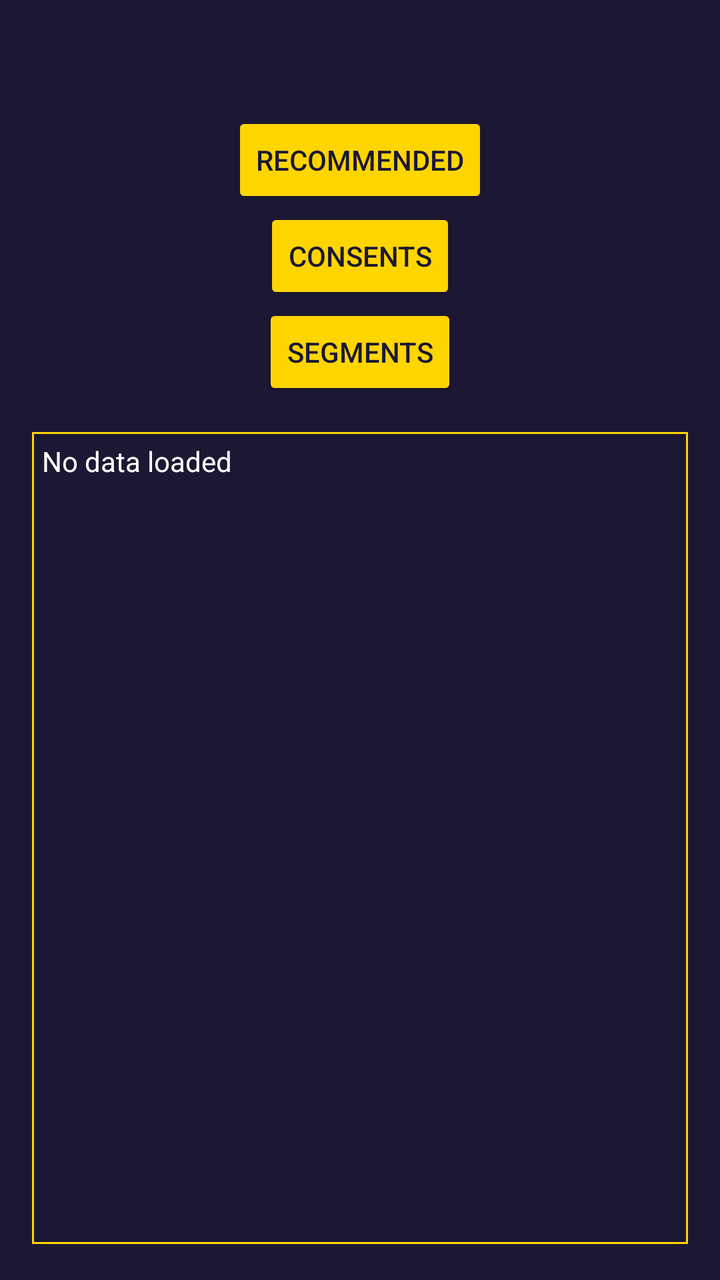
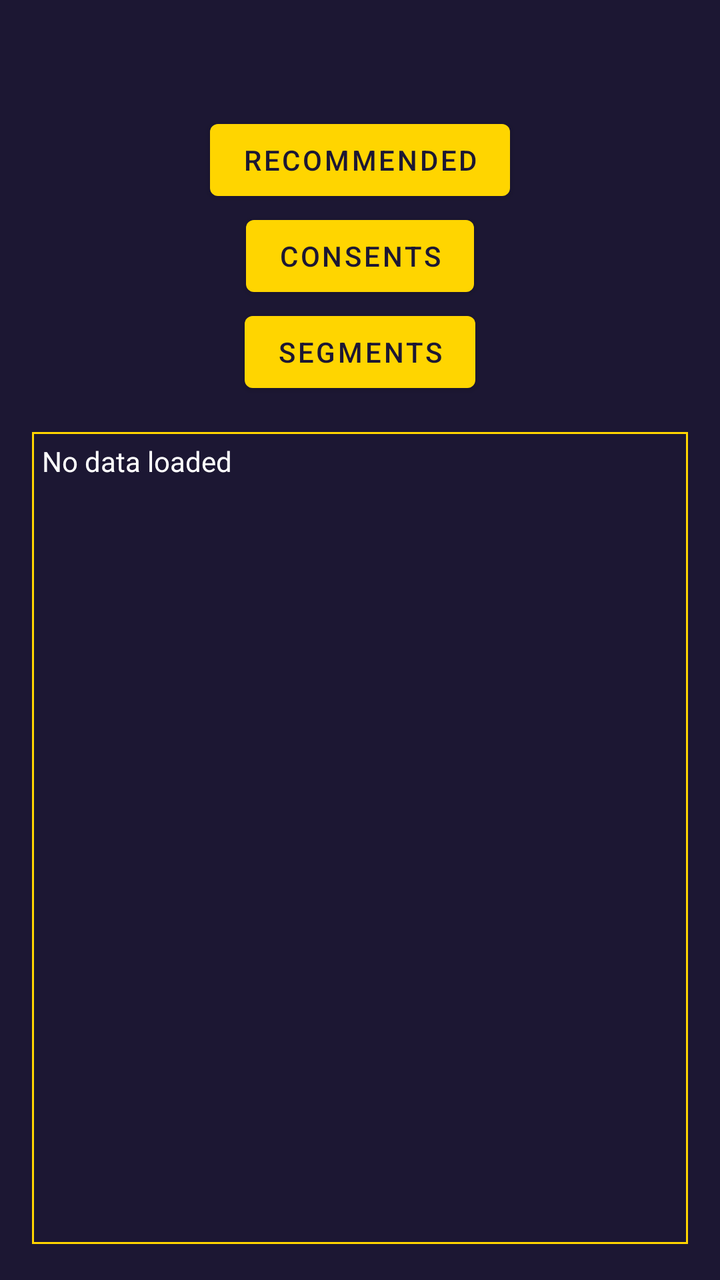

Before-and-after screenshots of an Android layout around one commit, followed by the original layout XML and the change that was made.
<!-- AndroidManifest.xml: application theme AppTheme -->
<!-- res/layout/fragment_fetch.xml -->
<?xml version="1.0" encoding="utf-8"?>
<androidx.constraintlayout.widget.ConstraintLayout xmlns:android="http://schemas.android.com/apk/res/android"
    xmlns:app="http://schemas.android.com/apk/res-auto"
    xmlns:tools="http://schemas.android.com/tools"
    android:layout_width="match_parent"
    android:layout_height="match_parent"
    tools:context=".view.MainActivity">

    <ProgressBar
        android:id="@+id/progressBar"
        style="?android:attr/progressBarStyle"
        android:layout_width="wrap_content"
        android:layout_height="wrap_content"
        android:layout_marginTop="8dp"
        android:visibility="invisible"
        app:layout_constraintEnd_toEndOf="parent"
        app:layout_constraintStart_toStartOf="parent"
        app:layout_constraintTop_toTopOf="parent" />

    <LinearLayout
        android:id="@+id/buttonsContainer"
        android:layout_width="match_parent"
        android:layout_height="wrap_content"
        android:orientation="vertical"
        android:paddingStart="@dimen/content_margin"
        android:paddingEnd="@dimen/content_margin"
        android:gravity="center"
        app:layout_constraintStart_toStartOf="parent"
        app:layout_constraintEnd_toEndOf="parent"
        app:layout_constraintTop_toBottomOf="@+id/progressBar">

        <Button
            android:id="@+id/recommendationsButton"
            android:layout_width="wrap_content"
            android:layout_height="wrap_content"
            android:text="Recommended"
            android:theme="@style/AppButton" />


        <Button
            android:id="@+id/consentsButton"
            android:layout_width="wrap_content"
            android:layout_height="wrap_content"
            android:text="Consents"
            android:theme="@style/AppButton" />

        <Button
            android:id="@+id/segmentationButton"
            android:layout_width="wrap_content"
            android:layout_height="wrap_content"
            android:text="Segments"
            android:theme="@style/AppButton" />

    </LinearLayout>

    <FrameLayout
        android:layout_width="0dp"
        android:layout_height="0dp"
        android:layout_margin="@dimen/content_margin"
        android:layout_marginBottom="@dimen/content_margin"
        android:background="@drawable/borders_rect"
        app:layout_constraintBottom_toBottomOf="parent"
        app:layout_constraintEnd_toEndOf="parent"
        app:layout_constraintHorizontal_bias="0.0"
        app:layout_constraintStart_toStartOf="parent"
        app:layout_constraintTop_toBottomOf="@+id/buttonsContainer">

        <androidx.core.widget.NestedScrollView
            android:layout_width="match_parent"
            android:layout_height="match_parent"
            android:layout_margin="5dp">

            <TextView
                android:id="@+id/resultTextView"
                android:layout_width="match_parent"
                android:layout_height="match_parent"
                android:text="No data loaded" />

        </androidx.core.widget.NestedScrollView>

    </FrameLayout>

</androidx.constraintlayout.widget.ConstraintLayout>
<!-- resources referenced by this layout -->
<resources>
  <dimen name="content_margin">16dp</dimen>
  <!-- drawable borders_rect (drawable) -->
  <?xml version="1.0" encoding="utf-8"?>
  <layer-list
      xmlns:android="http://schemas.android.com/apk/res/android">
  
      <item
          android:bottom="2dp">
          <shape android:shape="rectangle">
              <stroke android:width="1dp"
                  android:color="@color/colorAccent"/>
          </shape>
      </item>
  </layer-list>
  <style name="AppButton" parent="Theme.AppCompat">
          <item name="colorButtonNormal">@color/colorAccent</item>
          <item name="colorControlHighlight">@color/colorPrimary</item>
          <item name="android:textColor">@color/colorPrimaryDark</item>
      </style>
  <style name="AppTheme" parent="Theme.AppCompat.NoActionBar">
          <item name="android:colorPrimary">@color/colorPrimary</item>
          <item name="android:colorPrimaryDark">@color/colorPrimaryDark</item>
          <item name="android:textColorPrimary">@color/white</item>
          <item name="android:colorAccent">@color/colorAccent</item>
          <item name="android:color">@color/white</item>
          <item name="android:windowBackground">@color/colorPrimaryDark</item>
          <item name="android:colorBackground">@color/colorPrimaryDark</item>
          <item name="android:textColor">@color/white</item>
          <item name="android:textColorHint">@color/white</item>
          <item name="colorControlNormal">@color/colorAccent</item>
          <item name="colorControlActivated">@color/colorAccent</item>
      </style>
  <color name="colorAccent">#ffd500</color>
  <color name="colorPrimary">#352c61</color>
  <color name="colorPrimaryDark">#1c1733</color>
  <color name="white">#FFFFFF</color>
</resources>

<!-- the commit's change to res/layout/fragment_fetch.xml (unified diff, before → after) -->
@@ -33,23 +33,20 @@
             android:id="@+id/recommendationsButton"
             android:layout_width="wrap_content"
             android:layout_height="wrap_content"
-            android:text="Recommended"
-            android:theme="@style/AppButton" />
+            android:text="@string/action_get_recommendations" />
 
 
         <Button
             android:id="@+id/consentsButton"
             android:layout_width="wrap_content"
             android:layout_height="wrap_content"
-            android:text="Consents"
-            android:theme="@style/AppButton" />
+            android:text="@string/action_get_consents" />
 
         <Button
             android:id="@+id/segmentationButton"
             android:layout_width="wrap_content"
             android:layout_height="wrap_content"
-            android:text="Segments"
-            android:theme="@style/AppButton" />
+            android:text="@string/action_get_segments" />
 
     </LinearLayout>
 
@@ -74,7 +71,7 @@
                 android:id="@+id/resultTextView"
                 android:layout_width="match_parent"
                 android:layout_height="match_parent"
-                android:text="No data loaded" />
+                android:text="@string/no_data_loaded" />
 
         </androidx.core.widget.NestedScrollView>
 
<!-- resource entries referenced after the edit -->
@@ -14,23 +14,50 @@
           </shape>
       </item>
   </layer-list>
-  <style name="AppButton" parent="Theme.AppCompat">
-          <item name="colorButtonNormal">@color/colorAccent</item>
-          <item name="colorControlHighlight">@color/colorPrimary</item>
+  <string name="action_get_consents">Consents</string>
+  <string name="action_get_recommendations">Recommended</string>
+  <string name="action_get_segments">Segments</string>
+  <string name="no_data_loaded">No data loaded</string>
+  <style name="AppButton" parent="Widget.MaterialComponents.Button">
+          <item name="backgroundTint">@color/colorAccent</item>
           <item name="android:textColor">@color/colorPrimaryDark</item>
       </style>
-  <style name="AppTheme" parent="Theme.AppCompat.NoActionBar">
-          <item name="android:colorPrimary">@color/colorPrimary</item>
-          <item name="android:colorPrimaryDark">@color/colorPrimaryDark</item>
-          <item name="android:textColorPrimary">@color/white</item>
-          <item name="android:colorAccent">@color/colorAccent</item>
-          <item name="android:color">@color/white</item>
+  <style name="Widget.App.TextInputLayout.FilledBox" parent="Widget.MaterialComponents.TextInputLayout.FilledBox">
+          <item name="android:textColor">@color/white</item>
+          <item name="android:textColorHint">@color/white</item>
+          <item name="boxBackgroundColor">@color/colorPrimaryDark</item>
+          <item name="boxStrokeColor">@color/filled_stroke_color</item>
+          <item name="materialThemeOverlay">@style/ThemeOverlay.App.TextInputLayout.FilledBox</item>
+      </style>
+  <style name="ThemeOverlay.App.MaterialAlertDialog" parent="ThemeOverlay.MaterialComponents.MaterialAlertDialog">
+          <item name="buttonBarPositiveButtonStyle">@style/Widget.App.Button.TextButton.Dialog</item>
+          <item name="buttonBarNegativeButtonStyle">@style/Widget.App.Button.TextButton.Dialog</item>
+          <item name="buttonBarNeutralButtonStyle">@style/Widget.App.Button.TextButton.Dialog</item>
+      </style>
+  <style name="ThemeOverlay.App.TextInputLayout.FilledBox" parent="">
+          <item name="colorPrimary">@color/colorAccent</item>
+          <item name="editTextStyle">@style/Widget.MaterialComponents.TextInputLayout.FilledBox</item>
+      </style>
+  <style name="Widget.App.Button.TextButton.Dialog" parent="Widget.MaterialComponents.Button.TextButton.Dialog">
+          <item name="materialThemeOverlay">@style/ThemeOverlay.App.Button.TextButton.Dialog</item>
+      </style>
+  <style name="ThemeOverlay.App.Button.TextButton.Dialog" parent="">
+          <item name="colorPrimary">@color/white</item>
+      </style>
+  <style name="AppTheme" parent="Theme.MaterialComponents.NoActionBar">
+          <item name="colorPrimary">@color/colorPrimary</item>
+          <item name="colorPrimaryVariant">@color/colorPrimaryDark</item>
+          <item name="colorSecondary">@color/colorAccent</item>
           <item name="android:windowBackground">@color/colorPrimaryDark</item>
           <item name="android:colorBackground">@color/colorPrimaryDark</item>
+          <item name="android:textColorPrimary">@color/white</item>
           <item name="android:textColor">@color/white</item>
           <item name="android:textColorHint">@color/white</item>
           <item name="colorControlNormal">@color/colorAccent</item>
           <item name="colorControlActivated">@color/colorAccent</item>
+          <item name="materialButtonStyle">@style/AppButton</item>
+          <item name="textInputStyle">@style/Widget.App.TextInputLayout.FilledBox</item>
+          <item name="materialAlertDialogTheme">@style/ThemeOverlay.App.MaterialAlertDialog</item>
       </style>
   <color name="colorAccent">#ffd500</color>
   <color name="colorPrimary">#352c61</color>
